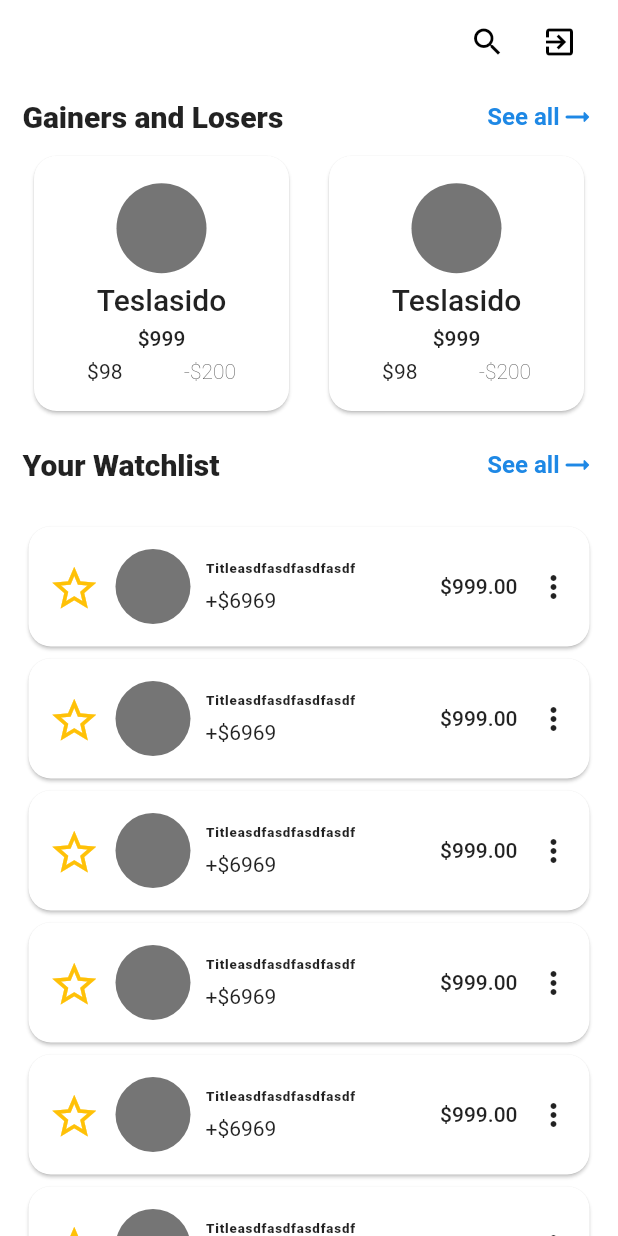
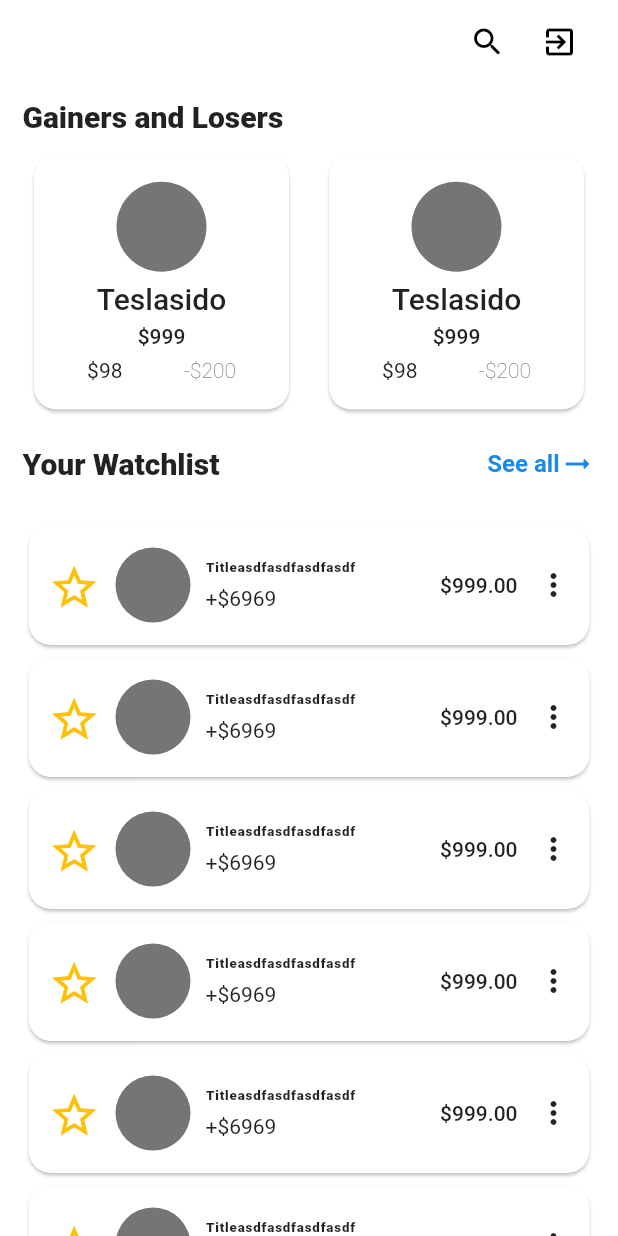
Before and after one commit to nicolas-lukita/stockee, a Flutter app: the screen it shows once a user with an empty profile is signed in, on a phone screen of 412 x 824 dp. Run offline on Flutter 3.47's test engine with Material 2 defaults, Android fonts, the phone set to English and light mode, and no system bars; our stand-ins replace cloud_firestore, firebase_auth, firebase_core, flutter_otp_text_field, sliding_up_panel; missing offline and left inert: candlesticks; accounts and stored records are empty.

Commit message:
fix component render errors

```diff
--- a/lib/dashboard/dash_screen.dart
+++ b/lib/dashboard/dash_screen.dart
@@ -44,8 +44,7 @@ class _DashScreenState extends State<DashScreen> {
         actions: <Widget>[
           IconButton(
             onPressed: () {
-              Navigator.push(context,
-                  MaterialPageRoute(builder: (ctx) => const SearchScreen()));
+              Navigator.pushNamed(context, SearchScreen.routeName);
             },
             icon: const Icon(Icons.search),
             color: Colors.black,
--- a/lib/dashboard/gain_lose_component.dart
+++ b/lib/dashboard/gain_lose_component.dart
@@ -8,33 +8,16 @@ class GainLoseComponent extends StatelessWidget {
 
   @override
   Widget build(BuildContext context) {
-    return Column(children: <Widget>[
-      Padding(
-        padding: const EdgeInsets.symmetric(horizontal: 15),
-        child: Row(
+    return Column(
+        mainAxisSize: MainAxisSize.min,
+        crossAxisAlignment: CrossAxisAlignment.start,
         mainAxisAlignment: MainAxisAlignment.spaceBetween,
         children: <Widget>[
-            const Text(
+          const Padding(
+            padding: EdgeInsets.symmetric(horizontal: 15),
+            child: Text(
               "Gainers and Losers",
               style: TextStyle(fontWeight: FontWeight.w800, fontSize: 20),
-            ),
-            InkWell(
-              borderRadius: BorderRadius.circular(20),
-              onTap: () {},
-              child: Row(
-                children: <Widget>[
-                  Text(
-                    "See all",
-                    style: TextStyle(
-                        fontWeight: FontWeight.w600,
-                        fontSize: 16,
-                        color: Colors.blue[600]),
-                  ),
-                  Icon(Icons.arrow_right_alt_rounded, color: Colors.blue[600])
-                ],
-              ),
-            )
-          ],
             ),
           ),
           const SizedBox(
@@ -44,11 +27,20 @@ class GainLoseComponent extends StatelessWidget {
               ? Row(
                   mainAxisAlignment: MainAxisAlignment.spaceEvenly,
                   children: const <Widget>[SquareInfoCard(), SquareInfoCard()])
-          : Expanded(
-              child: ListView(
+              : Flexible(
+                  child: GridView.builder(
+                  gridDelegate: SliverGridDelegateWithFixedCrossAxisCount(
+                    crossAxisCount:
+                        (orientation == Orientation.portrait) ? 2 : 3,
+                    childAspectRatio: 1 / 1,
+                  ),
+                  shrinkWrap: true,
                   padding: const EdgeInsets.all(15),
-                  shrinkWrap: true,
-                  children: <Widget>[SquareInfoCard(), SquareInfoCard()])),
+                  itemBuilder: (context, index) {
+                    return SquareInfoCard();
+                  },
+                  itemCount: 2,
+                )),
         ]);
   }
 }
```
Lines whose indentation alone changed are shown as unchanged.
